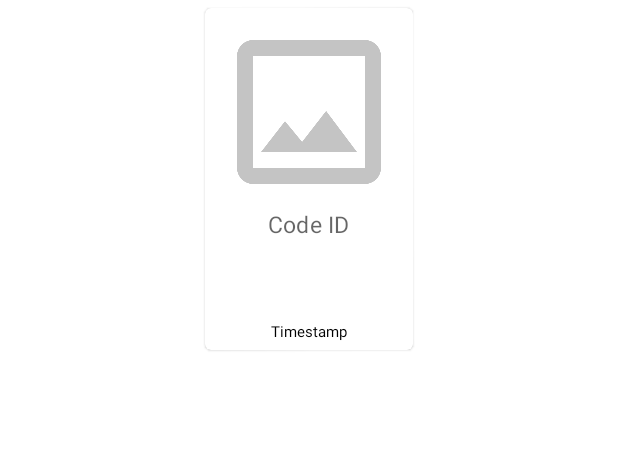
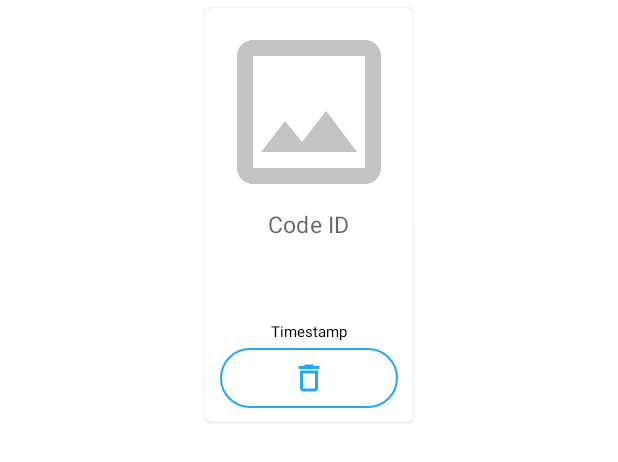
Before and after one commit to Menkalian/barcodestorage, an Android app: the layout card_gallery.xml on its own in the app's theme, with its tools: preview values and no code run, on a phone screen of 412 x 824 dp. Shown: the top 462 px of the screen. Run offline under Robolectric (Android 15) with nearby library versions, the phone set to English and light mode, and no system bars.

Commit message:
Add delete button

```diff
--- a/app/src/debug/res/values/strings.xml
+++ b/app/src/debug/res/values/strings.xml
@@ -1,4 +1,4 @@
 <?xml version="1.0" encoding="utf-8"?>
 <resources>
-    <string name="app_name">[DBG] Barcode Storage</string>
+    <string name="app_name" translatable="false">[DBG] Barcode Storage</string>
 </resources>
--- /dev/null
+++ b/app/src/main/res/drawable/symbol_delete.xml
@@ -0,0 +1,5 @@
+<vector android:height="24dp" android:tint="#FFFFFF"
+    android:viewportHeight="24" android:viewportWidth="24"
+    android:width="24dp" xmlns:android="http://schemas.android.com/apk/res/android">
+    <path android:fillColor="@android:color/white" android:pathData="M16,9v10H8V9h8m-1.5,-6h-5l-1,1H5v2h14V4h-3.5l-1,-1zM18,7H6v12c0,1.1 0.9,2 2,2h8c1.1,0 2,-0.9 2,-2V7z"/>
+</vector>
--- a/app/src/main/res/layout/card_gallery.xml
+++ b/app/src/main/res/layout/card_gallery.xml
@@ -1,5 +1,6 @@
 <?xml version="1.0" encoding="utf-8"?>
 <RelativeLayout xmlns:android="http://schemas.android.com/apk/res/android"
+    xmlns:app="http://schemas.android.com/apk/res-auto"
     android:layout_width="match_parent"
     android:layout_height="wrap_content">
 
@@ -33,12 +34,26 @@
                 android:lines="4"
                 android:textAppearance="?attr/textAppearanceHeadline4"
                 android:textSize="15sp" />
+
             <TextView
                 android:id="@+id/card_gallery_timestamp"
                 android:layout_width="wrap_content"
                 android:layout_height="wrap_content"
                 android:text="@string/placeholder_timestamp"
                 android:textAppearance="?attr/textAppearanceBodyLarge" />
+
+            <Button
+                style="@style/Widget.Material3.Button.OutlinedButton.Icon"
+
+                android:id="@+id/btn_delete"
+                android:layout_width="match_parent"
+                android:layout_height="wrap_content"
+                android:insetLeft="5dp"
+                android:insetRight="5dp"
+                app:icon="@drawable/symbol_delete"
+                app:iconGravity="textStart"
+                app:iconPadding="0dp"
+                android:padding="0dp" />
         </LinearLayout>
 
     </com.google.android.material.card.MaterialCardView>
--- a/app/src/main/res/values/strings.xml
+++ b/app/src/main/res/values/strings.xml
@@ -1,5 +1,5 @@
 <resources>
-    <string name="app_name">Barcode Storage</string>
+    <string name="app_name" translatable="false">Barcode Storage</string>
 
     <string name="decoder_string">Text</string>
     <string name="decoder_hex">Raw Data (Hex)</string>
@@ -23,7 +23,7 @@
 
     <string name="msg_change_name">Enter the new name:</string>
     <string name="msg_copy">Saved decoded content to clipboard!</string>
-    <string name="msg_error_encode">Error when encoding the barcode. Can not display this format</string>
+    <string name="msg_error_encode">Error when encoding the barcode. Can not display this format.</string>
 
     <string name="option_confirm">Confirm</string>
     <string name="option_decline">Decline</string>
@@ -32,7 +32,7 @@
     <string name="placeholder_timestamp">Timestamp</string>
 
     <!--TODO: Add yourself if you add/change/fix something :)-->
-    <string name="list_contributors">
+    <string name="list_contributors" translatable="false">
         Kilian Krampf\n
     </string>
 
```
Also changed, not shown: app/src/main/java/de/menkalian/barcodestore/ui/GalleryActivity.kt (+12 -0 lines), 1 other file.
